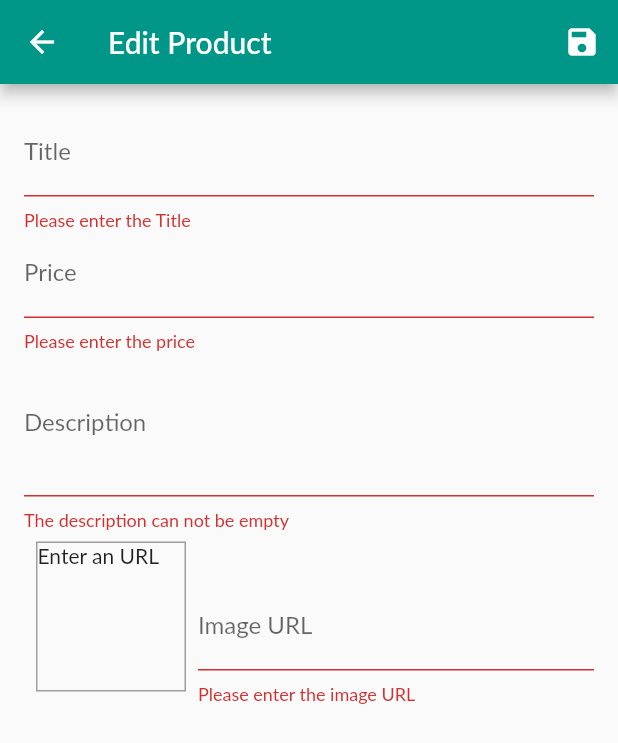
After one commit to ishon19/FlutterProjects, a Flutter app: the EditProductScreen screen opened by its route, after a tap on the "save" icon, on a phone screen of 412 x 824 dp. The commit adds this screen. Shown: the top 743 px of the screen. Run offline on Flutter 3.47's test engine with Material 2 defaults, Android fonts, the phone set to English and light mode, and no system bars; network calls fail; Roboto replaces fonts that are missing (Lato).

Commit message:
added validations

```diff
--- a/ShopApp/lib/main.dart
+++ b/ShopApp/lib/main.dart
@@ -2,9 +2,11 @@ import 'package:ShopApp/providers/cart.dart';
 import 'package:ShopApp/providers/orders.dart';
 import 'package:ShopApp/providers/products.dart';
 import 'package:ShopApp/screens/cartScreen.dart';
+import 'package:ShopApp/screens/editProductScreen.dart';
 import 'package:ShopApp/screens/orderScreen.dart';
 import 'package:ShopApp/screens/productDetailScreen.dart';
 import 'package:ShopApp/screens/productOverviewScreen.dart';
+import 'package:ShopApp/screens/userProductsScreen.dart';
 import 'package:flutter/material.dart';
 import 'package:provider/provider.dart';
 
@@ -34,6 +36,8 @@ class MyApp extends StatelessWidget {
           ProductDetailScreen.routeName: (ctx) => ProductDetailScreen(),
           CartScreen.routeName: (ctx) => CartScreen(),
           OrderScreen.routeName: (ctx) => OrderScreen(),
+          UserProductsScreen.routeName: (ctx) => UserProductsScreen(),
+          EditProductScreen.routeName: (ctx) => EditProductScreen(),
         },
       ),
     );
--- /dev/null
+++ b/ShopApp/lib/screens/editProductScreen.dart
@@ -0,0 +1,212 @@
+import 'package:ShopApp/providers/product.dart';
+import 'package:flutter/material.dart';
+
+class EditProductScreen extends StatefulWidget {
+  static const routeName = '/edit-product';
+
+  @override
+  _EditProductScreenState createState() => _EditProductScreenState();
+}
+
+class _EditProductScreenState extends State<EditProductScreen> {
+  final _priceFocusNode = FocusNode();
+  final _descriptionFocusNode = FocusNode();
+  final _imageUrlFocusNode = FocusNode();
+  final _imageUrlController = TextEditingController();
+  final _form = GlobalKey<FormState>();
+  var _editedProduct = Product(
+    id: null,
+    description: '',
+    imageUrl: '',
+    price: 0,
+    title: '',
+  );
+
+  @override
+  void dispose() {
+    // TODO: implement dispose
+    super.dispose();
+    _priceFocusNode.dispose();
+    _descriptionFocusNode.dispose();
+    _imageUrlFocusNode.dispose();
+    _imageUrlController.dispose();
+    _imageUrlFocusNode.removeListener(_updateImageURL);
+  }
+
+  @override
+  initState() {
+    super.initState();
+    _imageUrlFocusNode.addListener(_updateImageURL);
+  }
+
+  void _updateImageURL() {
+    if (!_imageUrlFocusNode.hasFocus) {
+      setState(() {
+        //...
+      });
+    }
+  }
+
+  void _saveForm() {
+    final isValid = _form.currentState.validate();
+    if (!isValid) return;
+    _form.currentState.save();
+    print('[saveForm] title ${_editedProduct.title}');
+    print('[saveForm] title ${_editedProduct.id}');
+    print('[saveForm] title ${_editedProduct.imageUrl}');
+    print('[saveForm] title ${_editedProduct.description}');
+  }
+
+  @override
+  Widget build(BuildContext context) {
+    return Scaffold(
+      appBar: AppBar(
+        title: Text('Edit Product'),
+        actions: [
+          IconButton(
+            icon: Icon(Icons.save),
+            onPressed: _saveForm,
+          ),
+        ],
+      ),
+      body: Padding(
+        padding: const EdgeInsets.all(16.0),
+        child: Form(
+            key: _form,
+            child: ListView(
+              children: [
+                TextFormField(
+                  decoration: InputDecoration(
+                    labelText: 'Title',
+                  ),
+                  textInputAction: TextInputAction.next,
+                  onFieldSubmitted: (_) {
+                    FocusScope.of(context).requestFocus(_priceFocusNode);
+                  },
+                  onSaved: (value) {
+                    _editedProduct = Product(
+                        id: null,
+                        title: value,
+                        description: _editedProduct.description,
+                        price: _editedProduct.price,
+                        imageUrl: _editedProduct.imageUrl);
+                  },
+                  validator: (value) {
+                    if (value.isEmpty) {
+                      return 'Please enter the Title';
+                    }
+                    return null;
+                  },
+                ),
+                TextFormField(
+                  decoration: InputDecoration(
+                    labelText: 'Price',
+                  ),
+                  textInputAction: TextInputAction.next,
+                  keyboardType: TextInputType.number,
+                  focusNode: _priceFocusNode,
+                  onFieldSubmitted: (_) {
+                    FocusScope.of(context).requestFocus(_descriptionFocusNode);
+                  },
+                  onSaved: (value) {
+                    _editedProduct = Product(
+                        id: null,
+                        title: _editedProduct.title,
+                        description: _editedProduct.description,
+                        price: double.parse(value),
+                        imageUrl: _editedProduct.imageUrl);
+                  },
+                  validator: (value) {
+                    if (value.isEmpty) return 'Please enter the price';
+                    if (double.tryParse(value) == null)
+                      return 'Enter a valid number';
+                    if (double.parse(value) <= 0)
+                      return 'Amount must be greater than 0';
+                    return null;
+                  },
+                ),
+                TextFormField(
+                  decoration: InputDecoration(
+                    labelText: 'Description',
+                  ),
+                  textInputAction: TextInputAction.next,
+                  keyboardType: TextInputType.multiline,
+                  maxLines: 3,
+                  focusNode: _descriptionFocusNode,
+                  onSaved: (value) {
+                    _editedProduct = Product(
+                        id: null,
+                        title: _editedProduct.title,
+                        description: value,
+                        price: _editedProduct.price,
+                        imageUrl: _editedProduct.imageUrl);
+                  },
+                  validator: (value) {
+                    if (value.isEmpty)
+                      return 'The description can not be empty';
+                    if (value.length < 10)
+                      return 'The descrition must be atleast 10 characters long';
+                    return null;
+                  },
+                ),
+                Row(
+                  crossAxisAlignment: CrossAxisAlignment.end,
+                  children: [
+                    Container(
+                      width: 100,
+                      height: 100,
+                      margin: EdgeInsets.all(8),
+                      decoration: BoxDecoration(
+                        border: Border.all(
+                          width: 1,
+                          color: Colors.grey,
+                        ),
+                      ),
+                      child: _imageUrlController.text.isEmpty
+                          ? Text('Enter an URL')
+                          : FittedBox(
+                              child: Image.network(_imageUrlController.text),
+                              fit: BoxFit.cover,
+                            ),
+                    ),
+                    Expanded(
+                      child: TextFormField(
+                        decoration: InputDecoration(
+                          labelText: 'Image URL',
+                        ),
+                        keyboardType: TextInputType.url,
+                        textInputAction: TextInputAction.done,
+                        controller: _imageUrlController,
+                        focusNode: _imageUrlFocusNode,
+                        onFieldSubmitted: (_) => _saveForm(),
+                        onSaved: (value) {
+                          _editedProduct = Product(
+                            id: null,
+                            title: _editedProduct.title,
+                            description: _editedProduct.description,
+                            price: _editedProduct.price,
+                            imageUrl: value,
+                          );
+                        },
+                        validator: (value) {
+                          if (value.isEmpty)
+                            return 'Please enter the image URL';
+                          if (!value.startsWith('http') ||
+                              (!value.endsWith('jpg') ||
+                                  !value.endsWith('jpeg') || !value.endsWith('png') ))
+                            return 'Invalid URL';
+                            setState(() {
+                              //...
+                            });
+                          return null;
+                        },
+                      ),
+                    ),
+                  ],
+                ),
+              ],
+            )),
+      ),
+    );
+  }
+}
--- a/ShopApp/lib/widgets/appDrawer.dart
+++ b/ShopApp/lib/widgets/appDrawer.dart
@@ -1,4 +1,5 @@
 import 'package:ShopApp/screens/orderScreen.dart';
+import 'package:ShopApp/screens/userProductsScreen.dart';
 import 'package:flutter/material.dart';
 
 class AppDrawer extends StatelessWidget {
@@ -27,6 +28,14 @@ class AppDrawer extends StatelessWidget {
               Navigator.of(context).pushReplacementNamed(OrderScreen.routeName);
             },
           ),
+          Divider(),
+          ListTile(
+            leading: Icon(Icons.edit),
+            title: Text('Manage Products'),
+            onTap: () {
+              Navigator.of(context).pushReplacementNamed(UserProductsScreen.routeName);
+            },
+          ),
         ],
       ),
     );
--- /dev/null
+++ b/ShopApp/lib/widgets/userProductItem.dart
@@ -0,0 +1,25 @@
+import 'package:flutter/material.dart';
+
+class UserProductItem extends StatelessWidget {
+  final String title;
+  final String imageUrl;
+
+  UserProductItem(this.title, this.imageUrl);
+
+  @override
+  Widget build(BuildContext context) {
+    return ListTile(
+      title: Text(title),
+      leading: CircleAvatar(
+        backgroundImage: NetworkImage(imageUrl),
+      ),
+      trailing: Container(
+        width: 100,
+        child: Row(children: [
+          IconButton(icon: Icon(Icons.edit), onPressed: (){}, color: Theme.of(context).primaryColor,),
+          IconButton(icon: Icon(Icons.delete), onPressed: (){}, color: Theme.of(context).errorColor,),
+        ],),
+      ),
+    );
+  }
+}
```
Also changed, not shown: ShopApp/lib/screens/userProductsScreen.dart (added, +43 -0 lines), ShopApp/lib/widgets/cartItem.dart (+29 -4 lines).
